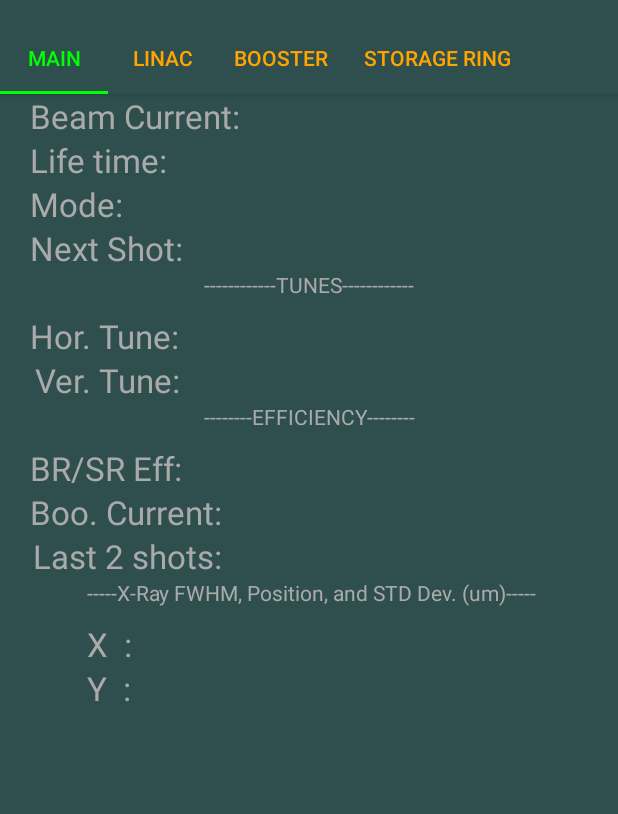
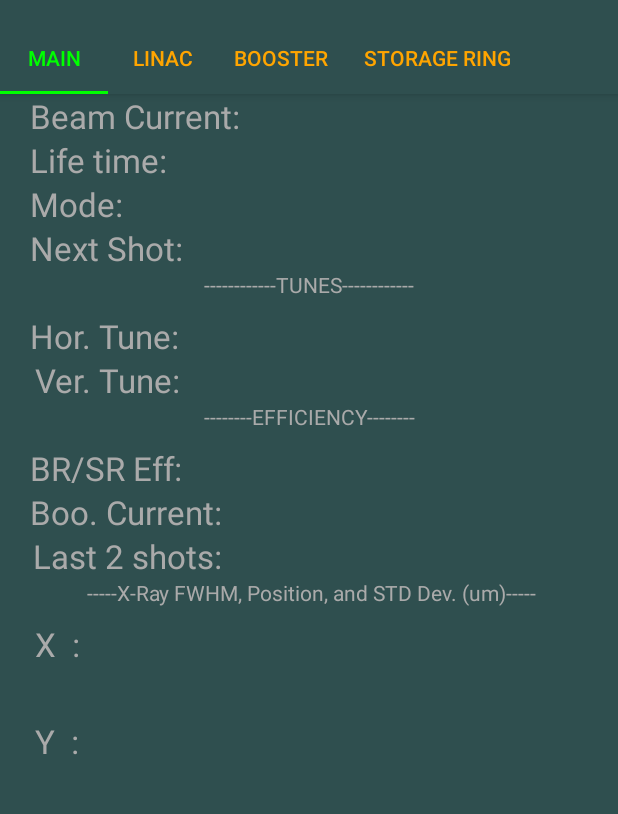
Before and after one commit to lafky/SLSA-Overview-for-Android, an Android app: the screen it shows after launch (MainActivity), on a phone screen of 412 x 824 dp, the part 62-876 px from its top. Run offline under Robolectric (Android 15) with nearby library versions, the phone set to English and light mode, and no system bars; libraries missing offline, so code that uses them is left out: com.androidplot.util, com.androidplot.xy, org.java_websocket.client, org.java_websocket.handshake; 3 statements that could not run were skipped.

Commit message:
Gonna try some plotting

```diff
--- a/app/build.gradle
+++ b/app/build.gradle
@@ -27,4 +27,5 @@ dependencies {
     compile 'com.android.support:support-v4:23.4.0'
     compile 'org.java-websocket:Java-WebSocket:1.3.0'
     compile 'com.github.nkzawa:socket.io-client:0.3.0'
+    compile "com.androidplot:androidplot-core:0.9.8"
 }
--- a/app/src/main/java/lafkym/tabstryagain/MainActivity.java
+++ b/app/src/main/java/lafkym/tabstryagain/MainActivity.java
@@ -26,6 +26,14 @@ import java.net.URI;
 import java.net.URISyntaxException;
 import java.util.ArrayList;
 import java.util.List;
+
+import com.androidplot.util.PixelUtils;
+import com.androidplot.xy.SimpleXYSeries;
+import com.androidplot.xy.XYSeries;
+import com.androidplot.xy.*;
+import java.util.Arrays;
+import android.graphics.DashPathEffect;
+
 
 public class MainActivity extends AppCompatActivity implements TabsListener {
     private List<Fragment> fragmentList = new ArrayList<>();
@@ -203,6 +211,17 @@ public class MainActivity extends AppCompatActivity implements TabsListener {
                             booCurr.setText(messages[8]);
                             xPos.setText(messages[13]);
                             yPos.setText(messages[14]);
+                            //Need to add a "+" if the value for the position is positive
+                            if (Double.parseDouble(messages[14].toString()) > 0){
+                                yPos.setText("+"+messages[14]);
+                            }else{
+                                yPos.setText(messages[14]);
+                            }
+                            if (Double.parseDouble(xPos.getText().toString()) > 0){
+                                xPos.setText("+"+messages[13]);
+                            }else{
+                                xPos.setText(messages[13]);
+                            }
 
                             //Parse it for the Linac tab
                         } else if (messages[0].toString().contains("linac")){
--- a/app/src/main/res/layout/fragment_fragment1.xml
+++ b/app/src/main/res/layout/fragment_fragment1.xml
@@ -268,9 +268,8 @@
         android:id="@+id/textView15"
         android:paddingLeft="20dp"
         android:textColor="@color/title_text"
-        android:layout_alignBaseline="@+id/xPos"
-        android:layout_alignBottom="@+id/xPos"
-        android:layout_toStartOf="@+id/xSize" />
+        android:layout_below="@+id/textView13"
+        android:layout_alignStart="@+id/textView13" />
 
     <TextView
         android:layout_width="wrap_content"
@@ -281,7 +280,8 @@
         android:paddingLeft="20dp"
         android:textColor="@color/title_text"
         android:layout_below="@+id/textView15"
-        android:layout_alignStart="@+id/textView15" />
+        android:layout_alignStart="@+id/textView15"
+        android:layout_marginTop="35dp" />
 
     <TextView
         android:layout_width="wrap_content"
@@ -289,8 +289,8 @@
         android:textAppearance="?android:attr/textAppearanceLarge"
         android:text="      "
         android:id="@+id/xSize"
-        android:layout_above="@+id/ySize"
-        android:layout_alignStart="@+id/booCurr" />
+        android:layout_below="@+id/textView13"
+        android:layout_toStartOf="@+id/booCurr" />
 
     <TextView
         android:layout_width="wrap_content"
@@ -299,30 +299,27 @@
         android:text="      "
         android:id="@+id/ySize"
         android:layout_alignTop="@+id/textView16"
-        android:layout_alignStart="@+id/xSize"
-        android:layout_alignEnd="@+id/xSize" />
+        android:layout_alignStart="@+id/xSize" />
 
     <TextView
         android:layout_width="wrap_content"
         android:layout_height="wrap_content"
         android:textAppearance="?android:attr/textAppearanceLarge"
-        android:text="      "
+        android:text="            "
         android:id="@+id/xPos"
-        android:layout_marginStart="24dp"
-        android:layout_alignBaseline="@+id/xSTD"
-        android:layout_alignBottom="@+id/xSTD"
-        android:layout_toEndOf="@+id/textView4"
-        android:textColor="@color/neutral_PV" />
+        android:textColor="@color/neutral_PV"
+        android:layout_alignTop="@+id/xSize"
+        android:layout_toEndOf="@+id/textView14" />
 
     <TextView
         android:layout_width="wrap_content"
         android:layout_height="wrap_content"
         android:textAppearance="?android:attr/textAppearanceLarge"
-        android:text="      "
+        android:text="            "
         android:id="@+id/yPos"
-        android:layout_below="@+id/xPos"
-        android:layout_toStartOf="@+id/xSTD"
-        android:textColor="@color/neutral_PV" />
+        android:textColor="@color/neutral_PV"
+        android:layout_alignTop="@+id/ySize"
+        android:layout_toEndOf="@+id/textView14" />
 
     <TextView
         android:layout_width="wrap_content"
@@ -330,9 +327,9 @@
         android:textAppearance="?android:attr/textAppearanceLarge"
         android:text="      "
         android:id="@+id/xSTD"
-        android:layout_below="@+id/textView13"
+        android:layout_above="@+id/textView16"
         android:layout_toEndOf="@+id/xPos"
-        android:layout_marginStart="28dp" />
+        android:paddingLeft="30dp" />
 
     <TextView
         android:layout_width="wrap_content"
@@ -340,7 +337,8 @@
         android:textAppearance="?android:attr/textAppearanceLarge"
         android:text="      "
         android:id="@+id/ySTD"
-        android:layout_below="@+id/xSTD"
-        android:layout_alignStart="@+id/xSTD" />
+        android:layout_alignTop="@+id/yPos"
+        android:paddingLeft="30dp"
+        android:layout_toEndOf="@+id/yPos" />
 
 </RelativeLayout>
--- a/app/src/main/res/layout/fragment_fragment3.xml
+++ b/app/src/main/res/layout/fragment_fragment3.xml
@@ -2,17 +2,29 @@
     xmlns:tools="http://schemas.android.com/tools"
     android:layout_width="match_parent"
     android:layout_height="match_parent"
+    xmlns:ap="http://schemas.android.com/apk/res-auto"
     android:background="@color/colorPrimary"
     tools:context="com.example.tabstutorial.Fragment3">
+
+    <com.androidplot.xy.XYPlot
+        style="@style/APDefacto.Dark"
+        android:id="@+id/plot"
+        android:layout_width="fill_parent"
+        android:layout_height="300dp"
+        ap:label="Booster DCCT"
+        ap:rangeLabel="Current"
+        ap:domainLabel="Time"
+        android:layout_marginBottom="101dp"
+        android:layout_alignParentBottom="true"
+        android:layout_alignParentStart="true" />
 
     <TextView
         android:layout_width="wrap_content"
         android:layout_height="wrap_content"
         android:layout_gravity="center"
         android:text="Hello Fragment 3!"
-        android:layout_alignParentLeft="true"
         android:layout_marginLeft="157dp"
         android:layout_alignParentTop="true"
-        android:layout_marginTop="368dp" />
+        android:layout_centerHorizontal="true" />
 
 </RelativeLayout>
```
